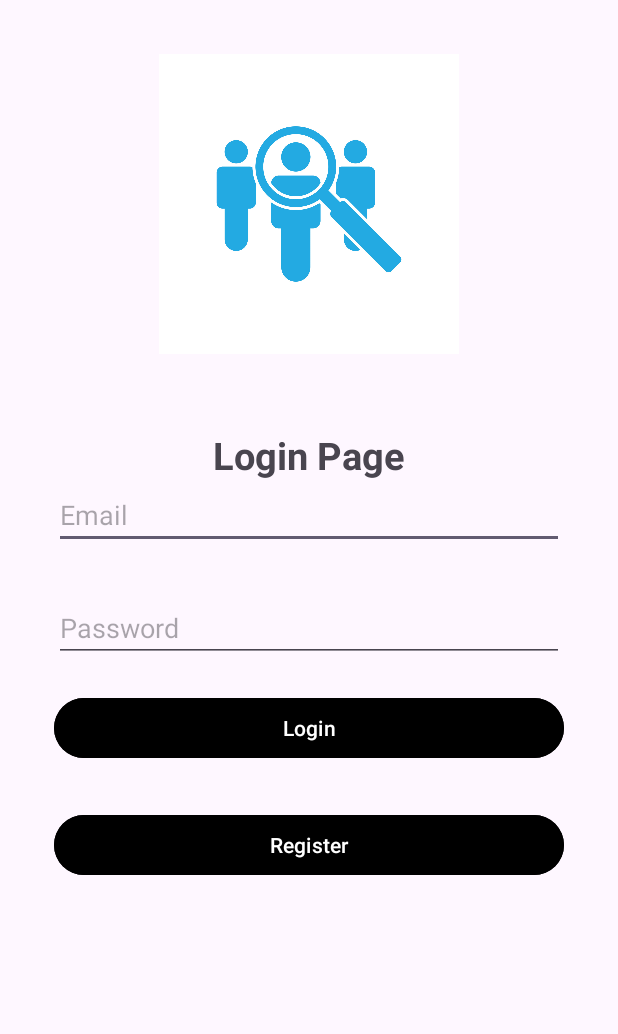
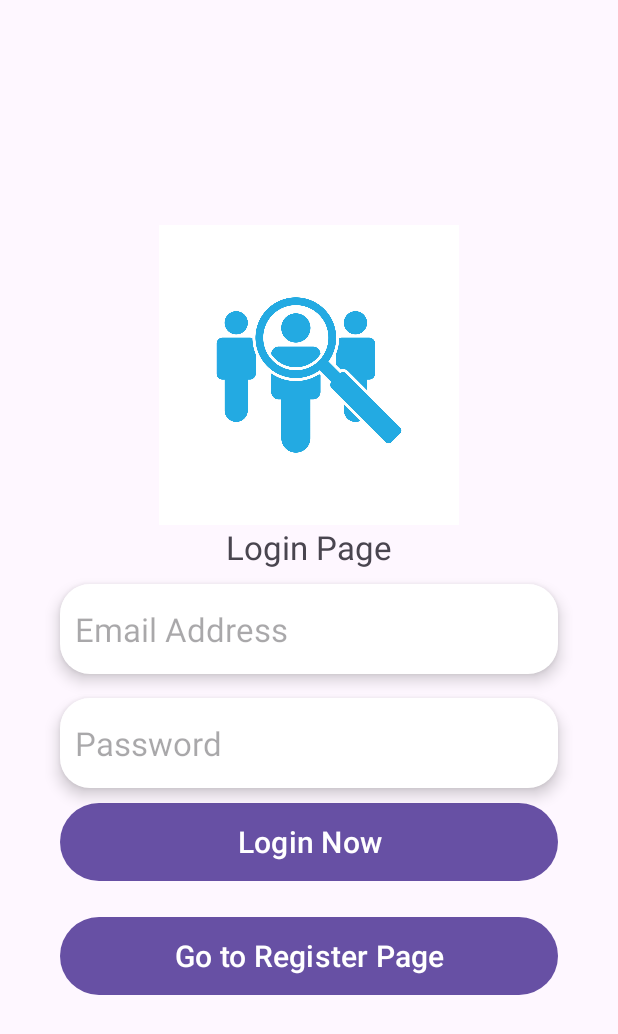
Before and after one commit to Rifa144/Group8_FinalProject1_FirebaseNew, an Android app: the layout activity_login.xml on its own in the app's theme, with its tools: preview values and no code run, on a phone screen of 412 x 824 dp. Shown: the top 1034 px of the screen. Run offline under Robolectric (Android 15) with nearby library versions, the phone set to English and light mode, and no system bars.

Commit message:
Added LoginActivity and activity_login.xml code

```diff
--- a/Project1_Group8_Part1/app/src/main/res/layout/activity_login.xml
+++ b/Project1_Group8_Part1/app/src/main/res/layout/activity_login.xml
@@ -4,59 +4,94 @@
     xmlns:tools="http://schemas.android.com/tools"
     android:layout_width="match_parent"
     android:layout_height="match_parent"
-    android:padding="20dp"
+    android:gravity="center"
     android:orientation="vertical"
+    android:paddingLeft="30dp"
+    android:paddingRight="30dp"
     tools:context=".LoginActivity">
-
     <ScrollView
         android:layout_width="match_parent"
-        android:padding="16dp"
         android:layout_height="match_parent">
-
         <LinearLayout
+            android:layout_gravity="center"
             android:layout_width="match_parent"
             android:orientation="vertical"
-            android:layout_height="match_parent">
+            android:layout_height="wrap_content">
             <ImageView
-                android:layout_gravity="center"
                 android:layout_width="200dp"
+                android:src="@drawable/logo"
                 android:layout_height="200dp"
-                android:layout_marginBottom="50dp"
-                android:src="@drawable/logo"/>
+                android:layout_gravity="center"/>
             <TextView
-                android:textSize="25dp"
-                android:textStyle="bold"
-                android:layout_gravity="center"
                 android:layout_width="wrap_content"
                 android:layout_height="wrap_content"
-                android:text="Login Page"/>
+                android:text="Login Page"
+                android:layout_gravity="center"
+                android:textSize="22sp"/>
             <EditText
-                android:layout_marginBottom="30dp"
-                android:id="@+id/loginEmail"
+                android:maxLength="50"
+                android:inputType="textEmailAddress"
+                android:singleLine="true"
+                android:paddingLeft="10dp"
+                android:hint="Email Address"
+                android:drawablePadding="10dp"
                 android:layout_width="match_parent"
-                android:layout_height="wrap_content"
-                android:hint="Email"
-                android:inputType="textEmailAddress"/>
+                android:id="@+id/registxtemail"
+                android:background="@drawable/text_box"
+                android:layout_marginLeft="10dp"
+                android:layout_marginRight="10dp"
+                android:layout_marginTop="10dp"
+                android:layout_marginBottom="6dp"
+                android:elevation="6dp"
+                android:textSize="22sp"
+                android:layout_height="60dp"/>
+
             <EditText
-                android:id="@+id/loginPassword"
+                android:maxLength="15"
+                android:singleLine="true"
+                android:paddingLeft="10dp"
+                android:hint="Password"
+                android:inputType="textPassword"
+                android:drawablePadding="10dp"
                 android:layout_width="match_parent"
-                android:layout_height="wrap_content"
-                android:hint="Password"
-                android:inputType="textPassword"/>
+                android:id="@+id/registxtpassword"
+                android:background="@drawable/text_box"
+                android:layout_marginLeft="10dp"
+                android:layout_marginRight="10dp"
+                android:layout_marginTop="10dp"
+                android:layout_marginBottom="6dp"
+                android:elevation="6dp"
+                android:textSize="22sp"
+                android:layout_height="60dp"/>
             <Button
-                android:layout_marginTop="20dp"
+                android:id="@+id/loginBtn"
+                android:gravity="center"
+                android:layout_marginBottom="6dp"
+                android:layout_gravity="bottom"
                 android:layout_width="match_parent"
-                android:layout_height="wrap_content"
-                android:text="Login"
-                android:backgroundTint="@color/black"
-                android:id="@+id/btnLogin"/>
+                android:layout_height="60dp"
+                android:text="Login Now"
+                android:elevation="6dp"
+                android:textSize="20sp"
+                android:layout_marginLeft="10dp"
+                android:layout_marginRight="10dp"
+                android:textColor="@color/white"/>
             <Button
-                android:layout_marginTop="30dp"
+                android:id="@+id/registerBtn"
+                android:gravity="center"
+                android:layout_marginBottom="6dp"
+                android:layout_gravity="bottom"
                 android:layout_width="match_parent"
-                android:layout_height="wrap_content"
-                android:text="Register"
-                android:backgroundTint="@color/black"
-                android:id="@+id/btnRegister"/>
+                android:layout_height="60dp"
+                android:text="Go to Register Page"
+                android:elevation="6dp"
+                android:textSize="20sp"
+                android:layout_marginTop="10dp"
+                android:layout_marginLeft="10dp"
+                android:layout_marginRight="10dp"
+                android:textColor="@color/white"/>
+
         </LinearLayout>
     </ScrollView>
+
 </LinearLayout>
```
Also changed, not shown: Project1_Group8_Part1/app/src/main/java/com/example/project1_group8_part1/LoginActivity.kt (+71 -1 lines).
